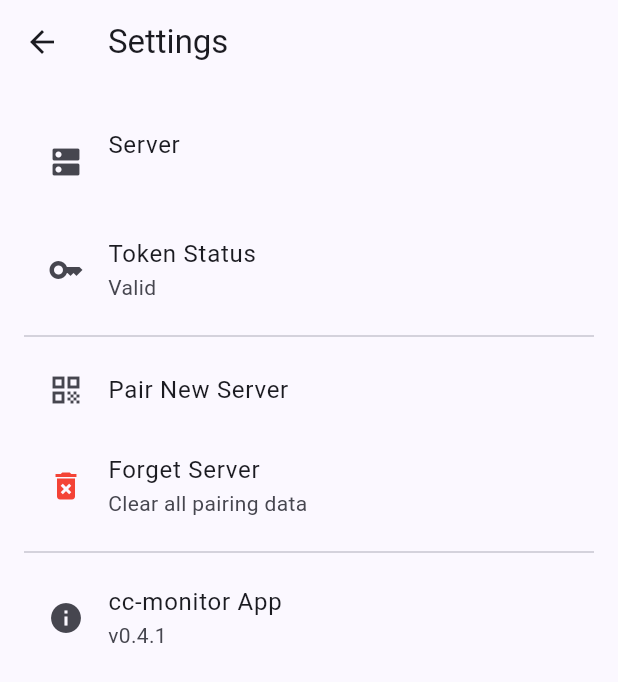
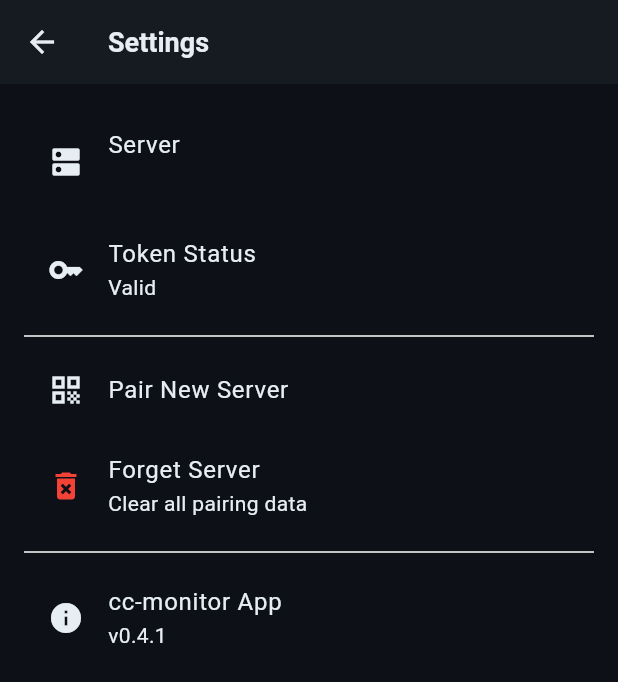
Before and after one commit to BolunHan/cc-monitor, a Flutter app: the DashboardScreen screen opened by its route, after a tap on the "settings" icon, on a phone screen of 412 x 824 dp. Shown: the top 682 px of the screen. Run offline on Flutter 3.47's test engine with Material 3 defaults, Android fonts, the phone set to English and light mode, and no system bars; our stand-ins replace dio, flutter_secure_storage, multicast_dns; missing offline and left inert: mobile_scanner; accounts and stored records are empty.

Commit message:
fix: distinct backup filenames, custom icon from cc.png, dark theme
Backup files now use distinct names with timestamps:
  install:  settings.json.cc-monitor.install.20260729-150730.bak
  uninstall: settings.json.cc-monitor.uninstall.20260729-150736.bak
No more overwriting between install and uninstall.

APK icon generated from static/cc.png at all 5 densities.

Custom dark theme (AppTheme):
  - Dark bg (#0D1117), surface (#161B22), green accent (#22C55E)
  - State colors: working=amber, pending_review=blue,
    pending_approval=red, idle=muted, all_done=green
  - Consistent card borders, tab indicators, drawer styling
  - Applied as default theme (both light and dark use dark theme)

Co-Authored-By: Claude <noreply@anthropic.com>

```diff
--- a/android_app/lib/app_theme.dart
+++ b/android_app/lib/app_theme.dart
@@ -1,27 +1,98 @@
 import 'package:flutter/material.dart';
 
 class AppTheme {
-  static ThemeData get light => ThemeData(
+  // cc-monitor brand palette
+  static const _bg = Color(0xFF0D1117);
+  static const _surface = Color(0xFF161B22);
+  static const _accent = Color(0xFF22C55E);
+  static const _accentDim = Color(0xFF1A7F3E);
+  static const _amber = Color(0xFFD97706);
+  static const _red = Color(0xFFDA3633);
+  static const _blue = Color(0xFF58A6FF);
+  static const _text = Color(0xFFE6EDF3);
+  static const _muted = Color(0xFF8B949E);
+  static const _border = Color(0xFF30363D);
+
+  static ThemeData get dark => ThemeData(
         useMaterial3: true,
-        colorSchemeSeed: Colors.indigo,
-        brightness: Brightness.light,
+        brightness: Brightness.dark,
+        colorScheme: const ColorScheme.dark(
+          primary: _accent,
+          secondary: _blue,
+          surface: _surface,
+          error: _red,
+          onPrimary: _bg,
+          onSecondary: _bg,
+          onSurface: _text,
+          onError: _text,
+        ),
+        scaffoldBackgroundColor: _bg,
+        appBarTheme: const AppBarTheme(
+          backgroundColor: _surface,
+          foregroundColor: _text,
+          elevation: 0,
+          scrolledUnderElevation: 1,
+          centerTitle: false,
+          titleTextStyle: TextStyle(
+            color: _text, fontSize: 18, fontWeight: FontWeight.w600,
+          ),
+        ),
         cardTheme: CardThemeData(
-          elevation: 1,
+          color: _surface,
+          elevation: 0,
           shape: RoundedRectangleBorder(
-            borderRadius: BorderRadius.circular(12),
+            borderRadius: BorderRadius.circular(10),
+            side: const BorderSide(color: _border, width: 0.5),
           ),
+          margin: const EdgeInsets.symmetric(horizontal: 12, vertical: 4),
+        ),
+        tabBarTheme: TabBarThemeData(
+          labelColor: _text,
+          unselectedLabelColor: _muted,
+          indicatorColor: _accent,
+          dividerColor: _border,
+        ),
+        drawerTheme: const DrawerThemeData(
+          backgroundColor: _surface,
+        ),
+        dividerColor: _border,
+        iconTheme: const IconThemeData(color: _muted),
+        textTheme: const TextTheme(
+          bodySmall: TextStyle(color: _muted, fontSize: 12),
+          bodyMedium: TextStyle(color: _text, fontSize: 14),
+        ),
+        snackBarTheme: SnackBarThemeData(
+          backgroundColor: _surface,
+          contentTextStyle: const TextStyle(color: _text),
+          shape: RoundedRectangleBorder(borderRadius: BorderRadius.circular(8)),
+          behavior: SnackBarBehavior.floating,
+        ),
+        floatingActionButtonTheme: const FloatingActionButtonThemeData(
+          backgroundColor: _accent,
+          foregroundColor: _bg,
         ),
       );
 
-  static ThemeData get dark => ThemeData(
-        useMaterial3: true,
-        colorSchemeSeed: Colors.indigo,
-        brightness: Brightness.dark,
-        cardTheme: CardThemeData(
-          elevation: 1,
-          shape: RoundedRectangleBorder(
-            borderRadius: BorderRadius.circular(12),
-          ),
-        ),
-      );
+  // Accent colors for state badges across the app
+  static Color stateColor(String state) {
+    return switch (state) {
+      'working' => _amber,
+      'pending_review' => _blue,
+      'pending_approval' => _red,
+      'idle' => _muted,
+      'all_done' => _accent,
+      _ => _muted,
+    };
+  }
+
+  static Color stateBgColor(String state) {
+    return switch (state) {
+      'working' => _amber.withAlpha(30),
+      'pending_review' => _blue.withAlpha(30),
+      'pending_approval' => _red.withAlpha(30),
+      'idle' => _muted.withAlpha(20),
+      'all_done' => _accent.withAlpha(30),
+      _ => _muted.withAlpha(20),
+    };
+  }
 }
--- a/android_app/lib/main.dart
+++ b/android_app/lib/main.dart
@@ -61,7 +61,7 @@ class CCMonitorApp extends StatelessWidget {
       child: MaterialApp(
         title: 'cc-monitor',
         debugShowCheckedModeBanner: false,
-        theme: AppTheme.light,
+        theme: AppTheme.dark,
         darkTheme: AppTheme.dark,
         home: _StartupGate(
           apiClient: apiClient,
```
Also changed, not shown: android_app/lib/screens/dashboard_screen.dart (+2 -10 lines), static/cc.png (added), 5 other files.
